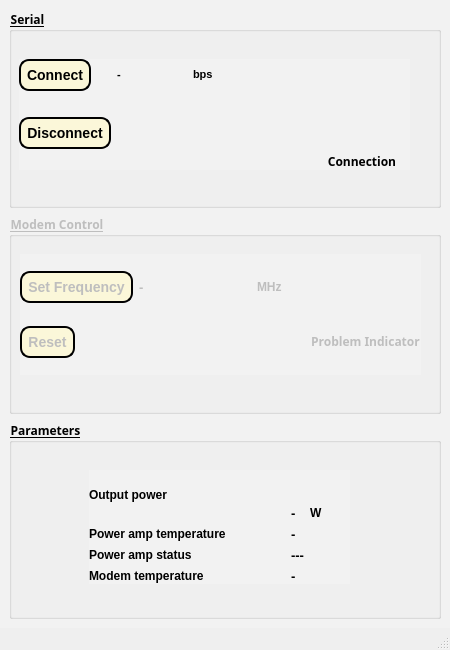
Above: mainwindow.ui from iBUYPWR/PGUI-V2-Client before the change. Below: the same form after it.
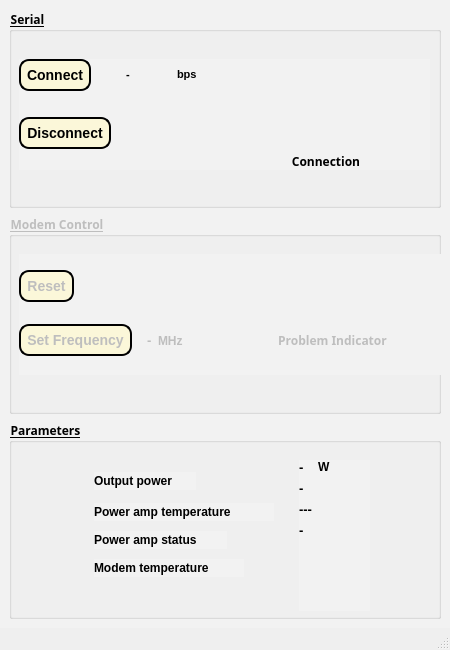
That is the form after the change. Icons and pictures are not drawn.

What changed in the file:
```diff
--- a/mainwindow.ui
+++ b/mainwindow.ui
@@ -229,57 +229,11 @@
         <rect>
          <x>10</x>
          <y>50</y>
-         <width>391</width>
+         <width>411</width>
          <height>111</height>
         </rect>
        </property>
        <layout class="QGridLayout" name="gridLayout_3">
-        <item row="0" column="1">
-         <layout class="QHBoxLayout" name="horizontalLayout">
-          <item>
-           <widget class="QLabel" name="baudDis">
-            <property name="sizePolicy">
-             <sizepolicy hsizetype="Minimum" vsizetype="Maximum">
-              <horstretch>0</horstretch>
-              <verstretch>0</verstretch>
-             </sizepolicy>
-            </property>
-            <property name="font">
-             <font>
-              <family>MS Shell Dlg 2</family>
-              <pointsize>8</pointsize>
-              <weight>75</weight>
-              <bold>true</bold>
-             </font>
-            </property>
-            <property name="text">
-             <string>-</string>
-            </property>
-           </widget>
-          </item>
-          <item>
-           <widget class="QLabel" name="label_4">
-            <property name="sizePolicy">
-             <sizepolicy hsizetype="Maximum" vsizetype="Maximum">
-              <horstretch>0</horstretch>
-              <verstretch>0</verstretch>
-             </sizepolicy>
-            </property>
-            <property name="font">
-             <font>
-              <family>MS Shell Dlg 2</family>
-              <pointsize>8</pointsize>
-              <weight>75</weight>
-              <bold>true</bold>
-             </font>
-            </property>
-            <property name="text">
-             <string>bps</string>
-            </property>
-           </widget>
-          </item>
-         </layout>
-        </item>
         <item row="1" column="0" rowspan="2">
          <widget class="QPushButton" name="disconnButt">
           <property name="sizePolicy">
@@ -403,6 +357,66 @@
           </property>
          </widget>
         </item>
+        <item row="0" column="1">
+         <widget class="QWidget" name="baudDisWidget" native="true">
+          <property name="sizePolicy">
+           <sizepolicy hsizetype="Maximum" vsizetype="Preferred">
+            <horstretch>0</horstretch>
+            <verstretch>0</verstretch>
+           </sizepolicy>
+          </property>
+          <layout class="QHBoxLayout" name="baudDisLayout">
+           <item>
+            <widget class="QLabel" name="baudDis">
+             <property name="sizePolicy">
+              <sizepolicy hsizetype="Minimum" vsizetype="Maximum">
+               <horstretch>0</horstretch>
+               <verstretch>0</verstretch>
+              </sizepolicy>
+             </property>
+             <property name="minimumSize">
+              <size>
+               <width>45</width>
+               <height>0</height>
+              </size>
+             </property>
+             <property name="font">
+              <font>
+               <family>MS Shell Dlg 2</family>
+               <pointsize>8</pointsize>
+               <weight>75</weight>
+               <bold>true</bold>
+              </font>
+             </property>
+             <property name="text">
+              <string>-</string>
+             </property>
+            </widget>
+           </item>
+           <item>
+            <widget class="QLabel" name="label_4">
+             <property name="sizePolicy">
+              <sizepolicy hsizetype="Maximum" vsizetype="Maximum">
+               <horstretch>0</horstretch>
+               <verstretch>0</verstretch>
+              </sizepolicy>
+             </property>
+             <property name="font">
+              <font>
+               <family>MS Shell Dlg 2</family>
+               <pointsize>8</pointsize>
+               <weight>75</weight>
+               <bold>true</bold>
+              </font>
+             </property>
+             <property name="text">
+              <string>bps</string>
+             </property>
+            </widget>
+           </item>
+          </layout>
+         </widget>
+        </item>
         <item row="0" column="2">
          <spacer name="horizontalSpacer">
           <property name="orientation">
@@ -413,7 +427,7 @@
           </property>
           <property name="sizeHint" stdset="0">
            <size>
-            <width>95</width>
+            <width>10</width>
             <height>20</height>
            </size>
           </property>
@@ -446,17 +460,17 @@
       <widget class="QWidget" name="layoutWidget">
        <property name="geometry">
         <rect>
-         <x>11</x>
+         <x>10</x>
          <y>40</y>
-         <width>401</width>
+         <width>448</width>
          <height>121</height>
         </rect>
        </property>
        <layout class="QGridLayout" name="gridLayout_2">
-        <item row="0" column="2">
-         <widget class="QLabel" name="label_13">
+        <item row="0" column="0">
+         <widget class="QPushButton" name="resetBut">
           <property name="sizePolicy">
-           <sizepolicy hsizetype="Maximum" vsizetype="Minimum">
+           <sizepolicy hsizetype="Maximum" vsizetype="Maximum">
             <horstretch>0</horstretch>
             <verstretch>0</verstretch>
            </sizepolicy>
@@ -464,17 +478,105 @@
           <property name="font">
            <font>
             <family>MS Shell Dlg 2</family>
-            <pointsize>9</pointsize>
+            <pointsize>-1</pointsize>
             <weight>75</weight>
+            <italic>false</italic>
             <bold>true</bold>
            </font>
           </property>
+          <property name="cursor">
+           <cursorShape>PointingHandCursor</cursorShape>
+          </property>
+          <property name="styleSheet">
+           <string notr="true">    background-color: #fbf7d9;
+    border-style: outset;
+    border-width: 2px;
+    border-radius: 10px;
+    border-color: black;
+    font: bold 14px;
+    min-width: 8em;
+	min-height: 1.75em;
+    padding: 6px;</string>
+          </property>
           <property name="text">
-           <string>MHz</string>
+           <string>Reset</string>
           </property>
          </widget>
         </item>
-        <item row="1" column="4">
+        <item row="1" column="1">
+         <widget class="QWidget" name="hzindicatorWidget" native="true">
+          <property name="sizePolicy">
+           <sizepolicy hsizetype="Maximum" vsizetype="Preferred">
+            <horstretch>0</horstretch>
+            <verstretch>0</verstretch>
+           </sizepolicy>
+          </property>
+          <layout class="QHBoxLayout" name="hzindicatoLayout">
+           <item>
+            <widget class="QLabel" name="hzIndicator">
+             <property name="sizePolicy">
+              <sizepolicy hsizetype="Minimum" vsizetype="Minimum">
+               <horstretch>0</horstretch>
+               <verstretch>0</verstretch>
+              </sizepolicy>
+             </property>
+             <property name="font">
+              <font>
+               <family>MS Shell Dlg 2</family>
+               <pointsize>10</pointsize>
+               <weight>75</weight>
+               <bold>true</bold>
+              </font>
+             </property>
+             <property name="text">
+              <string>-</string>
+             </property>
+            </widget>
+           </item>
+           <item>
+            <widget class="QLabel" name="label_13">
+             <property name="sizePolicy">
+              <sizepolicy hsizetype="Maximum" vsizetype="Minimum">
+               <horstretch>0</horstretch>
+               <verstretch>0</verstretch>
+              </sizepolicy>
+             </property>
+             <property name="font">
+              <font>
+               <family>MS Shell Dlg 2</family>
+               <pointsize>9</pointsize>
+               <weight>75</weight>
+               <bold>true</bold>
+              </font>
+             </property>
+             <property name="text">
+              <string>MHz</string>
+             </property>
+            </widget>
+           </item>
+          </layout>
+         </widget>
+        </item>
+        <item row="0" column="2">
+         <widget class="QLabel" name="syncLED">
+          <property name="sizePolicy">
+           <sizepolicy hsizetype="Minimum" vsizetype="Maximum">
+            <horstretch>0</horstretch>
+            <verstretch>0</verstretch>
+           </sizepolicy>
+          </property>
+          <property name="text">
+           <string/>
+          </property>
+          <property name="pixmap">
+           <pixmap resource="C:/Users/Ali/Documents/build-PardanikGUI-Desktop_Qt_5_12_12_MinGW_32_bit-Debug/debug/qmake_qmake_immediate.qrc">:/Resources/red.png</pixmap>
+          </property>
+          <property name="alignment">
+           <set>Qt::AlignCenter</set>
+          </property>
+         </widget>
+        </item>
+        <item row="1" column="2">
          <widget class="QLabel" name="label_7">
           <property name="sizePolicy">
            <sizepolicy hsizetype="Preferred" vsizetype="Maximum">
@@ -498,7 +600,7 @@
           </property>
          </widget>
         </item>
-        <item row="0" column="0">
+        <item row="1" column="0">
          <widget class="QPushButton" name="setHzModal">
           <property name="sizePolicy">
            <sizepolicy hsizetype="Maximum" vsizetype="Maximum">
@@ -534,98 +636,6 @@
           </property>
          </widget>
         </item>
-        <item row="1" column="0">
-         <widget class="QPushButton" name="resetBut">
-          <property name="sizePolicy">
-           <sizepolicy hsizetype="Maximum" vsizetype="Maximum">
-            <horstretch>0</horstretch>
-            <verstretch>0</verstretch>
-           </sizepolicy>
-          </property>
-          <property name="font">
-           <font>
-            <family>MS Shell Dlg 2</family>
-            <pointsize>-1</pointsize>
-            <weight>75</weight>
-            <italic>false</italic>
-            <bold>true</bold>
-           </font>
-          </property>
-          <property name="cursor">
-           <cursorShape>PointingHandCursor</cursorShape>
-          </property>
-          <property name="styleSheet">
-           <string notr="true">    background-color: #fbf7d9;
-    border-style: outset;
-    border-width: 2px;
-    border-radius: 10px;
-    border-color: black;
-    font: bold 14px;
-    min-width: 8em;
-	min-height: 1.75em;
-    padding: 6px;</string>
-          </property>
-          <property name="text">
-           <string>Reset</string>
-          </property>
-         </widget>
-        </item>
-        <item row="0" column="1">
-         <widget class="QLabel" name="hzIndicator">
-          <property name="sizePolicy">
-           <sizepolicy hsizetype="Minimum" vsizetype="Minimum">
-            <horstretch>0</horstretch>
-            <verstretch>0</verstretch>
-           </sizepolicy>
-          </property>
-          <property name="font">
-           <font>
-            <family>MS Shell Dlg 2</family>
-            <pointsize>10</pointsize>
-            <weight>75</weight>
-            <bold>true</bold>
-           </font>
-          </property>
-          <property name="text">
-           <string>-</string>
-          </property>
-         </widget>
-        </item>
-        <item row="0" column="4">
-         <widget class="QLabel" name="syncLED">
-          <property name="sizePolicy">
-           <sizepolicy hsizetype="Minimum" vsizetype="Maximum">
-            <horstretch>0</horstretch>
-            <verstretch>0</verstretch>
-           </sizepolicy>
-          </property>
-          <property name="text">
-           <string/>
-          </property>
-          <property name="pixmap">
-           <pixmap resource="C:/Users/Ali/Documents/build-PardanikGUI-Desktop_Qt_5_12_12_MinGW_32_bit-Release/release/qmake_qmake_immediate.qrc">:/Resources/red.png</pixmap>
-          </property>
-          <property name="alignment">
-           <set>Qt::AlignCenter</set>
-          </property>
-         </widget>
-        </item>
-        <item row="0" column="3">
-         <spacer name="horizontalSpacer_2">
-          <property name="orientation">
-           <enum>Qt::Horizontal</enum>
-          </property>
-          <property name="sizeType">
-           <enum>QSizePolicy::Fixed</enum>
-          </property>
-          <property name="sizeHint" stdset="0">
-           <size>
-            <width>22</width>
-            <height>20</height>
-           </size>
-          </property>
-         </spacer>
-        </item>
        </layout>
       </widget>
      </widget>
@@ -647,80 +657,17 @@
       <property name="title">
        <string>Parameters</string>
       </property>
-      <widget class="QWidget" name="layoutWidget">
+      <widget class="QWidget" name="parameterWidget" native="true">
        <property name="geometry">
         <rect>
-         <x>80</x>
-         <y>50</y>
-         <width>261</width>
-         <height>114</height>
+         <x>290</x>
+         <y>40</y>
+         <width>71</width>
+         <height>151</height>
         </rect>
        </property>
-       <layout class="QGridLayout" name="gridLayout">
-        <item row="0" column="0" rowspan="2">
-         <widget class="QLabel" name="label_14">
-          <property name="sizePolicy">
-           <sizepolicy hsizetype="Preferred" vsizetype="Maximum">
-            <horstretch>0</horstretch>
-            <verstretch>0</verstretch>
-           </sizepolicy>
-          </property>
-          <property name="font">
-           <font>
-            <family>MS Shell Dlg 2</family>
-            <pointsize>9</pointsize>
-            <weight>75</weight>
-            <bold>true</bold>
-           </font>
-          </property>
-          <property name="text">
-           <string>Output power</string>
-          </property>
-         </widget>
-        </item>
-        <item row="3" column="0">
-         <widget class="QLabel" name="label_20">
-          <property name="sizePolicy">
-           <sizepolicy hsizetype="Preferred" vsizetype="Maximum">
-            <horstretch>0</horstretch>
-            <verstretch>0</verstretch>
-           </sizepolicy>
-          </property>
-          <property name="font">
-           <font>
-            <family>MS Shell Dlg 2</family>
-            <pointsize>9</pointsize>
-            <weight>75</weight>
-            <bold>true</bold>
-           </font>
-          </property>
-          <property name="text">
-           <string>Power amp status</string>
-          </property>
-         </widget>
-        </item>
-        <item row="4" column="0" colspan="2">
-         <widget class="QLabel" name="label_15">
-          <property name="sizePolicy">
-           <sizepolicy hsizetype="Preferred" vsizetype="Maximum">
-            <horstretch>0</horstretch>
-            <verstretch>0</verstretch>
-           </sizepolicy>
-          </property>
-          <property name="font">
-           <font>
-            <family>MS Shell Dlg 2</family>
-            <pointsize>9</pointsize>
-            <weight>75</weight>
-            <bold>true</bold>
-           </font>
-          </property>
-          <property name="text">
-           <string>Modem temperature</string>
-          </property>
-         </widget>
-        </item>
-        <item row="1" column="3">
+       <layout class="QFormLayout" name="formLayout">
+        <item row="0" column="0">
          <widget class="QLabel" name="outputPowerIndicator">
           <property name="sizePolicy">
            <sizepolicy hsizetype="Maximum" vsizetype="Maximum">
@@ -741,8 +688,8 @@
           </property>
          </widget>
         </item>
-        <item row="2" column="0" colspan="3">
-         <widget class="QLabel" name="label_17">
+        <item row="0" column="1">
+         <widget class="QLabel" name="label_16">
           <property name="sizePolicy">
            <sizepolicy hsizetype="Preferred" vsizetype="Maximum">
             <horstretch>0</horstretch>
@@ -758,11 +705,11 @@
            </font>
           </property>
           <property name="text">
-           <string>Power amp temperature</string>
+           <string>W</string>
           </property>
          </widget>
         </item>
-        <item row="2" column="3">
+        <item row="1" column="0">
          <widget class="QLabel" name="powerAmpTempIndicator">
           <property name="sizePolicy">
            <sizepolicy hsizetype="Maximum" vsizetype="Maximum">
@@ -783,7 +730,7 @@
           </property>
          </widget>
         </item>
-        <item row="3" column="3">
+        <item row="2" column="0">
          <widget class="QLabel" name="powerAmpStatusIndicator">
           <property name="sizePolicy">
            <sizepolicy hsizetype="Maximum" vsizetype="Maximum">
@@ -804,7 +751,7 @@
           </property>
          </widget>
         </item>
-        <item row="4" column="3">
+        <item row="3" column="0">
          <widget class="QLabel" name="modemTempIndicator">
           <property name="sizePolicy">
            <sizepolicy hsizetype="Maximum" vsizetype="Maximum">
@@ -825,29 +772,125 @@
           </property>
          </widget>
         </item>
-        <item row="1" column="4">
-         <widget class="QLabel" name="label_16">
-          <property name="sizePolicy">
-           <sizepolicy hsizetype="Preferred" vsizetype="Maximum">
-            <horstretch>0</horstretch>
-            <verstretch>0</verstretch>
-           </sizepolicy>
-          </property>
-          <property name="font">
-           <font>
-            <family>MS Shell Dlg 2</family>
-            <pointsize>9</pointsize>
-            <weight>75</weight>
-            <bold>true</bold>
-           </font>
-          </property>
-          <property name="text">
-           <string>W</string>
-          </property>
-         </widget>
-        </item>
        </layout>
       </widget>
+      <widget class="QLabel" name="label_15">
+       <property name="geometry">
+        <rect>
+         <x>85</x>
+         <y>139</y>
+         <width>150</width>
+         <height>18</height>
+        </rect>
+       </property>
+       <property name="sizePolicy">
+        <sizepolicy hsizetype="Preferred" vsizetype="Maximum">
+         <horstretch>0</horstretch>
+         <verstretch>0</verstretch>
+        </sizepolicy>
+       </property>
+       <property name="font">
+        <font>
+         <family>MS Shell Dlg 2</family>
+         <pointsize>9</pointsize>
+         <weight>75</weight>
+         <bold>true</bold>
+        </font>
+       </property>
+       <property name="text">
+        <string>Modem temperature</string>
+       </property>
+      </widget>
+      <widget class="QLabel" name="label_14">
+       <property name="geometry">
+        <rect>
+         <x>85</x>
+         <y>52</y>
+         <width>102</width>
+         <height>18</height>
+        </rect>
+       </property>
+       <property name="sizePolicy">
+        <sizepolicy hsizetype="Preferred" vsizetype="Maximum">
+         <horstretch>0</horstretch>
+         <verstretch>0</verstretch>
+        </sizepolicy>
+       </property>
+       <property name="font">
+        <font>
+         <family>MS Shell Dlg 2</family>
+         <pointsize>9</pointsize>
+         <weight>75</weight>
+         <bold>true</bold>
+        </font>
+       </property>
+       <property name="text">
+        <string>Output power</string>
+       </property>
+      </widget>
+      <widget class="QLabel" name="label_20">
+       <property name="geometry">
+        <rect>
+         <x>85</x>
+         <y>111</y>
+         <width>133</width>
+         <height>18</height>
+        </rect>
+       </property>
+       <property name="sizePolicy">
+        <sizepolicy hsizetype="Preferred" vsizetype="Maximum">
+         <horstretch>0</horstretch>
+         <verstretch>0</verstretch>
+        </sizepolicy>
+       </property>
+       <property name="font">
+        <font>
+         <family>MS Shell Dlg 2</family>
+         <pointsize>9</pointsize>
+         <weight>75</weight>
+         <bold>true</bold>
+        </font>
+       </property>
+       <property name="lineWidth">
+        <number>0</number>
+       </property>
+       <property name="text">
+        <string>Power amp status</string>
+       </property>
+       <property name="margin">
+        <number>0</number>
+       </property>
+       <property name="indent">
+        <number>0</number>
+       </property>
+      </widget>
+      <widget class="QLabel" name="label_17">
+       <property name="geometry">
+        <rect>
+         <x>85</x>
+         <y>83</y>
+         <width>180</width>
+         <height>18</height>
+        </rect>
+       </property>
+       <property name="sizePolicy">
+        <sizepolicy hsizetype="Preferred" vsizetype="Maximum">
+         <horstretch>0</horstretch>
+         <verstretch>0</verstretch>
+        </sizepolicy>
+       </property>
+       <property name="font">
+        <font>
+         <family>MS Shell Dlg 2</family>
+         <pointsize>9</pointsize>
+         <weight>75</weight>
+         <bold>true</bold>
+        </font>
+       </property>
+       <property name="text">
+        <string>Power amp temperature</string>
+       </property>
+      </widget>
      </widget>
     </item>
    </layout>
```
Left out of the diff: 6 changed lines with no effect on the pictures.
